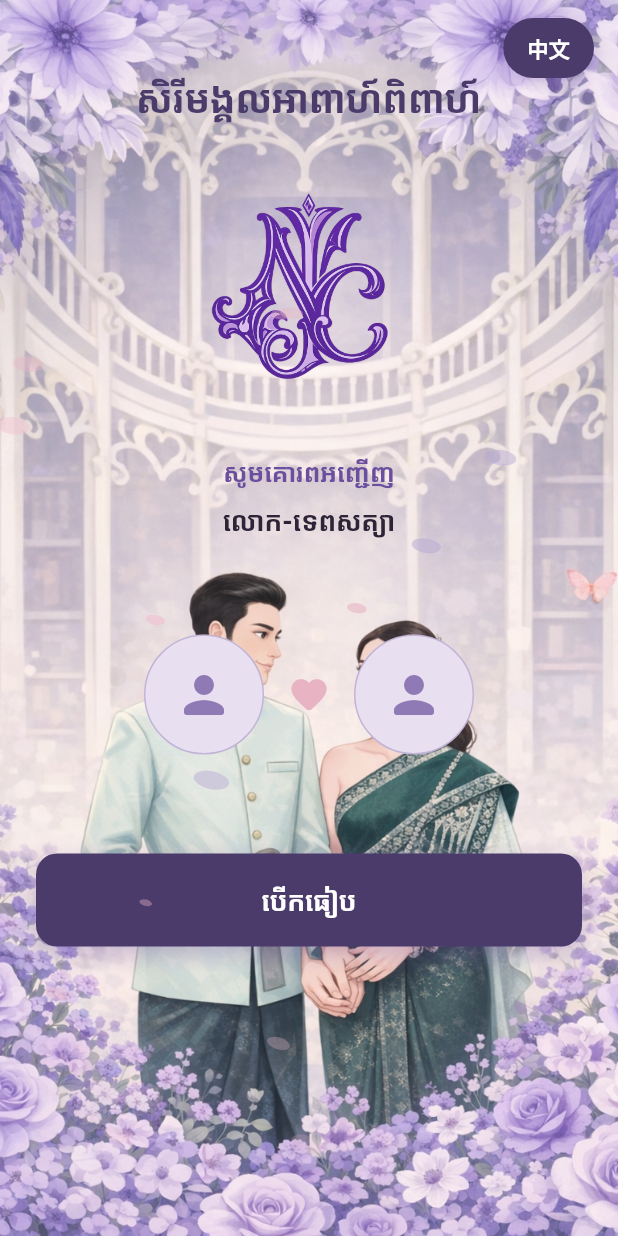
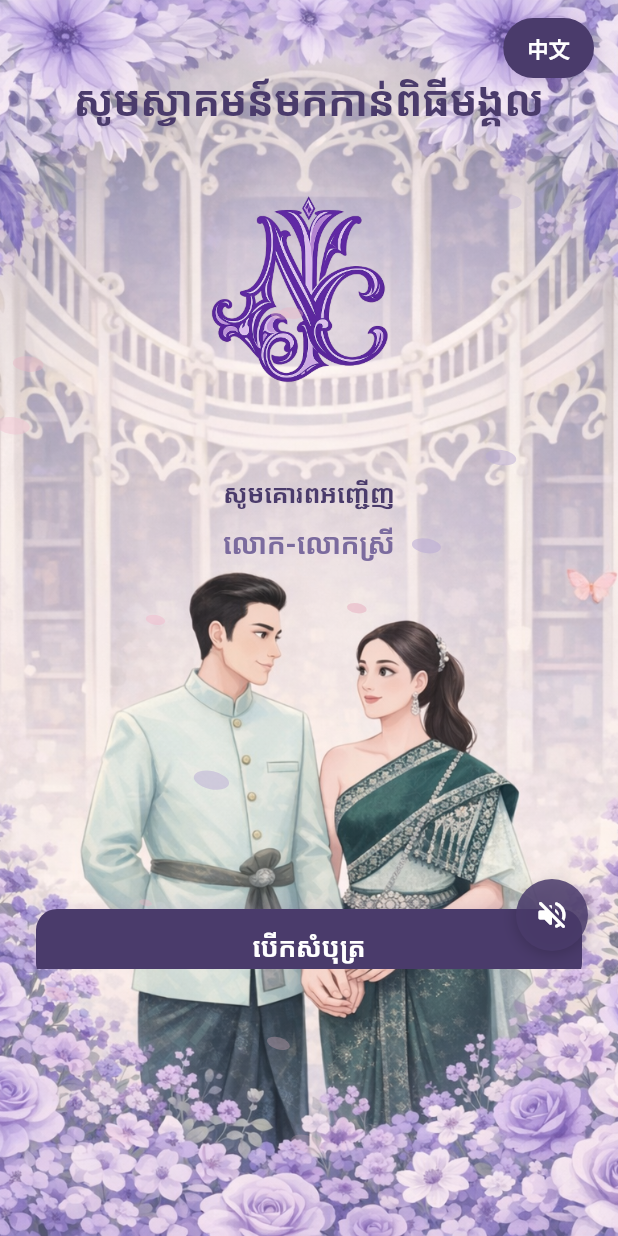
Before and after one commit to Sorn-Nantib/nantib_chamnab_ticket_digital, a Flutter app: the screen it shows after launch, after a tap on "មើលមុន", on a phone screen of 412 x 824 dp. Run offline on Flutter 3.47's test engine with Material 3 defaults, Android fonts, the phone set to English and light mode, and no system bars; drawn by our look-alikes of flutter_animate; our stand-ins replace audioplayers, google_fonts, qr_flutter, visibility_detector; Roboto replaces fonts that are missing (Battambang, Battambang, Moul, Hanuman).

Commit message:
chore : app them

```diff
--- a/lib/app_theme.dart
+++ b/lib/app_theme.dart
@@ -18,6 +18,9 @@ class AppTheme {
   static const Color textSecondary = textMuted;
   static const Color petalPink = Color(0xFFE8B4C4);
   static const Color heartPink = Color(0xFFF0C0D0);
+
+  /// Lighter purple for names / script text (invitation-style)
+  static const Color namePurple = Color(0xFF7B6B9E);
 
   static ThemeData get lightTheme {
     return ThemeData(
--- a/lib/screens/welcome_ticket_screen.dart
+++ b/lib/screens/welcome_ticket_screen.dart
@@ -1,5 +1,6 @@
 import 'package:flutter/material.dart';
 import 'package:flutter_animate/flutter_animate.dart';
+import 'package:google_fonts/google_fonts.dart';
 import '../app_theme.dart';
 import '../services/background_music.dart';
 import '../widgets/falling_particles.dart';
@@ -7,7 +8,6 @@ import '../widgets/floral_frame.dart';
 import '../widgets/language_button.dart';
 import 'invitation_screen.dart';
 
-/// Screen 1: Welcome with "Open ticket" button; shows guest name (ភ្ញៀវ) when provided.
 class WelcomeTicketScreen extends StatefulWidget {
   const WelcomeTicketScreen({super.key, this.guestName});
 
@@ -64,14 +64,14 @@ class _WelcomeTicketScreenState extends State<WelcomeTicketScreen> {
             child: Stack(
               children: [
                 SingleChildScrollView(
-                  padding: const EdgeInsets.fromLTRB(24, 48, 24, 100),
+                  padding: const EdgeInsets.fromLTRB(24, 48, 24, 130),
                   child: Column(
                     children: [
-                      const Text(
-                        'សិរីមង្គលអាពាហ៍ពិពាហ៍',
+                      Text(
+                        'សូមស្វាគមន៍មកកាន់ពិធីមង្គល',
                         textAlign: TextAlign.center,
-                        style: TextStyle(
-                          fontSize: 26,
+                        style: GoogleFonts.moul(
+                          fontSize: 28,
                           fontWeight: FontWeight.bold,
                           color: AppTheme.deepPurple,
                           height: 1.3,
@@ -82,13 +82,13 @@ class _WelcomeTicketScreenState extends State<WelcomeTicketScreen> {
                           .slideY(begin: -0.08, end: 0, curve: Curves.easeOutCubic),
                       const SizedBox(height: 20),
                       _buildMonogram(),
-                      //  const SizedBox(height: 20),
-                      const Text(
+                      const SizedBox(height: 12),
+                      Text(
                         'សូមគោរពអញ្ជើញ',
-                        style: TextStyle(
+                        style: GoogleFonts.moul(
                           fontSize: 17,
                           fontWeight: FontWeight.w600,
-                          color: AppTheme.primaryPurple,
+                          color: AppTheme.deepPurple,
                         ),
                       ).animate().fadeIn(duration: 480.ms, delay: 140.ms, curve: Curves.easeOutCubic).scale(
                           begin: const Offset(0.96, 0.96),
@@ -97,24 +97,30 @@ class _WelcomeTicketScreenState extends State<WelcomeTicketScreen> {
                           delay: 140.ms),
                       const SizedBox(height: 8),
                       Text(
-                        widget.guestName != null && widget.guestName!.isNotEmpty ? widget.guestName! : 'លោក-ទេពសត្យា',
-                        style: const TextStyle(
-                          fontSize: 18,
-                          color: AppTheme.textDark,
-                          fontWeight: FontWeight.w700,
-                          fontFamily: 'Battambang, Moul',
+                        widget.guestName != null && widget.guestName!.isNotEmpty ? widget.guestName! : 'លោក-លោកស្រី',
+                        style: GoogleFonts.hanuman(
+                          fontSize: 19,
+                          color: AppTheme.namePurple,
+                          fontWeight: FontWeight.w600,
                         ),
                       ).animate().fadeIn(duration: 480.ms, delay: 220.ms, curve: Curves.easeOutCubic),
-                      const SizedBox(height: 32),
-                      _buildCoupleIllustration(),
-                      const SizedBox(height: 36),
-                      _buildOpenTicketButton(),
+
+                      Container(
+                        height: 140,
+                      )
+                      //  _buildCoupleIllustration(),
                     ],
                   ),
                 ),
+                Positioned(
+                  left: 24,
+                  right: 24,
+                  bottom: -10,
+                  child: _buildOpenTicketButton(),
+                ),
                 Positioned(top: 12, right: 16, child: LanguageButton(onTap: () {})),
                 Positioned(
-                  bottom: -800,
+                  bottom: 12,
                   right: 20,
                   child: _MusicButton(
                     muted: _muted,
@@ -189,8 +195,8 @@ class _WelcomeTicketScreenState extends State<WelcomeTicketScreen> {
         onTap: _openTicket,
         borderRadius: BorderRadius.circular(14),
         child: Container(
-          width: double.infinity,
-          padding: const EdgeInsets.symmetric(vertical: 18),
+          height: 50,
+          padding: const EdgeInsets.symmetric(horizontal: 15, vertical: 10),
           decoration: BoxDecoration(
             color: AppTheme.deepPurple,
             borderRadius: BorderRadius.circular(14),
@@ -203,12 +209,12 @@ class _WelcomeTicketScreenState extends State<WelcomeTicketScreen> {
             ],
           ),
           alignment: Alignment.center,
-          child: const Text(
-            'បើកធៀប',
-            style: TextStyle(
+          child: Text(
+            'បើកសំបុត្រ',
+            style: GoogleFonts.battambang(
               color: Colors.white,
               fontSize: 18,
-              fontWeight: FontWeight.w600,
+              fontWeight: FontWeight.w700,
             ),
           ),
         ),
--- a/pubspec.yaml
+++ b/pubspec.yaml
@@ -32,6 +32,7 @@ dependencies:
     sdk: flutter
   cupertino_icons: ^1.0.6
   flutter_animate: ^4.5.2
+  google_fonts: ^6.2.1
   audioplayers: ^6.1.0
   visibility_detector: ^0.4.0+2
   qr_flutter: ^4.1.0
```
Also changed, not shown: lib/screens/invitation_screen.dart (+87 -6 lines).
